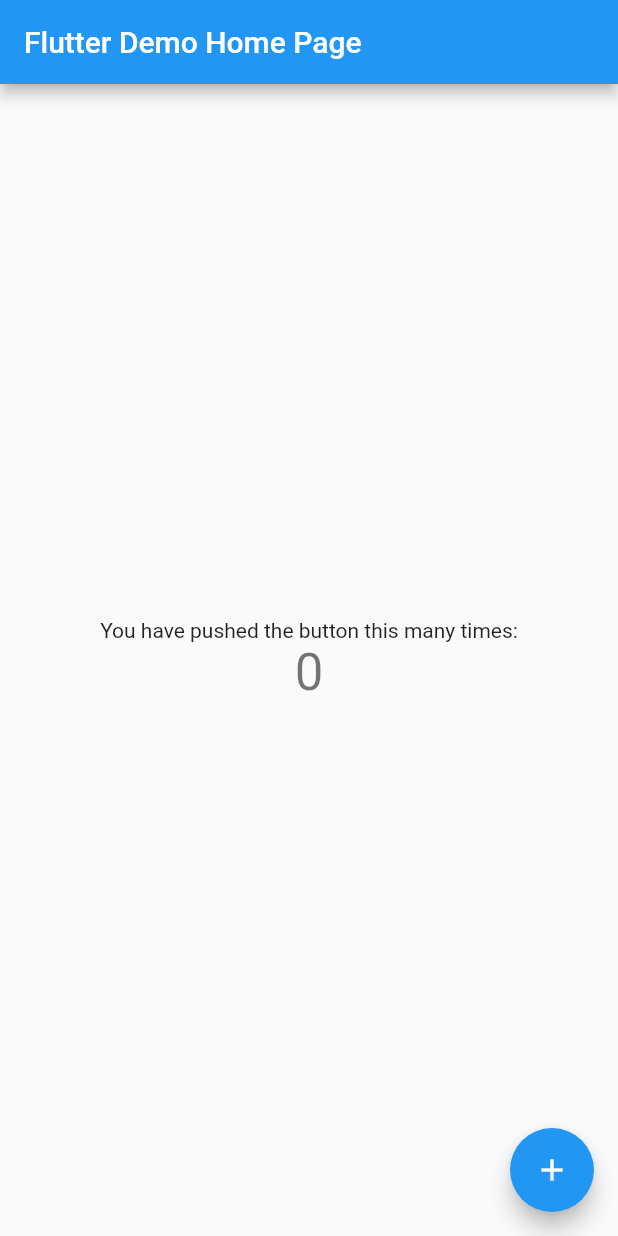
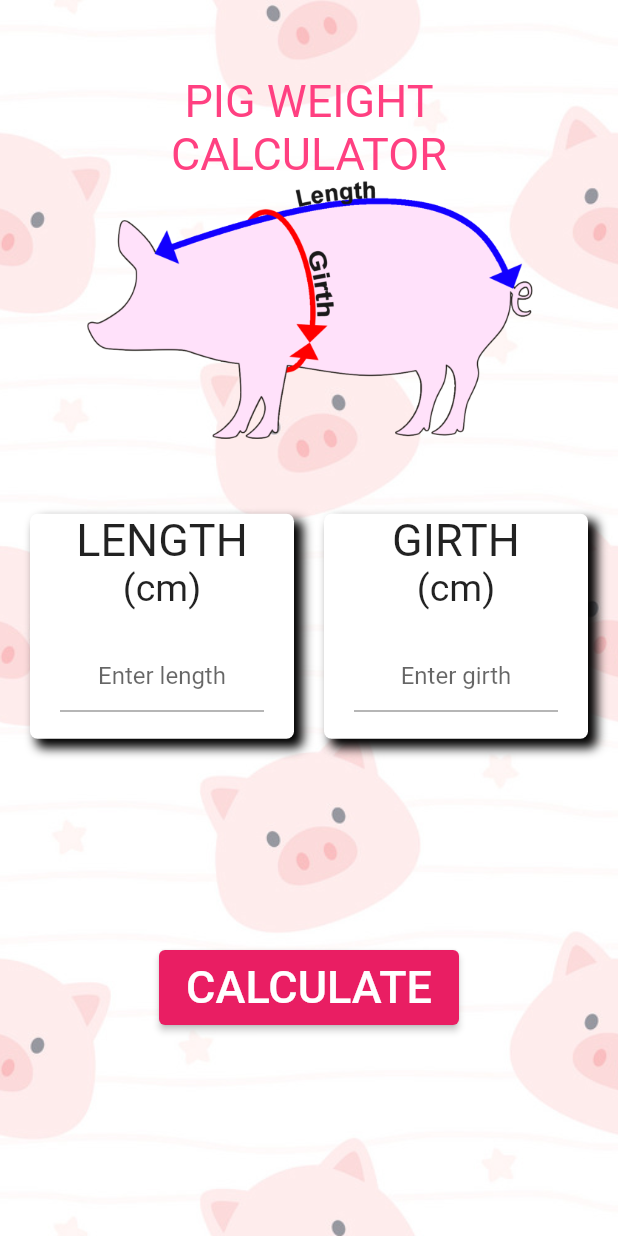
Before and after one commit to Navaphat/midterm_620710663, a Flutter app: the screen it shows after launch, on a phone screen of 412 x 824 dp. Run offline on Flutter 3.47's test engine with Material 2 defaults, Android fonts, the phone set to English and light mode, and no system bars.

Commit message:
Initial Commit

```diff
--- /dev/null
+++ b/lib/PigCalculator.dart
@@ -0,0 +1,28 @@
+class PigCalculator {
+  var _length;
+  var _girth;
+  PigCalculator(var length, var girth) {
+    this._length = length*0.01;
+    this._girth = girth*0.01;
+  }
+
+  double cal() {
+    return _girth*_girth*_length*69.3;
+  }
+
+  double calPlus() {
+    return ((cal()*3)/100) + cal();
+  }
+
+  double calMinus() {
+    return cal() - ((cal()*3)/100);
+  }
+
+  double plusPrice() {
+    return calPlus()*112.50;
+  }
+
+  double minusPrice() {
+    return calMinus()*112.50;
+  }
+}
--- a/lib/main.dart
+++ b/lib/main.dart
@@ -1,5 +1,6 @@
 import 'package:flutter/material.dart';
-
+import 'package:flutter/cupertino.dart';
+import 'PigCalculator.dart';
 void main() {
   runApp(const MyApp());
 }
@@ -11,105 +12,196 @@
   @override
   Widget build(BuildContext context) {
     return MaterialApp(
-      title: 'Flutter Demo',
+      title: 'Pig Weight Calculator',
       theme: ThemeData(
-        // This is the theme of your application.
-        //
-        // Try running your application with "flutter run". You'll see the
-        // application has a blue toolbar. Then, without quitting the app, try
-        // changing the primarySwatch below to Colors.green and then invoke
-        // "hot reload" (press "r" in the console where you ran "flutter run",
-        // or simply save your changes to "hot reload" in a Flutter IDE).
-        // Notice that the counter didn't reset back to zero; the application
-        // is not restarted.
-        primarySwatch: Colors.blue,
+        primarySwatch: Colors.pink,
       ),
-      home: const MyHomePage(title: 'Flutter Demo Home Page'),
+      home: HomePage(),
     );
   }
 }
 
-class MyHomePage extends StatefulWidget {
-  const MyHomePage({Key? key, required this.title}) : super(key: key);
+class HomePage extends StatelessWidget{
+  HomePage({Key? key}) : super(key: key);
 
-  // This widget is the home page of your application. It is stateful, meaning
-  // that it has a State object (defined below) that contains fields that affect
-  // how it looks.
+  final TextEditingController _controller1 = TextEditingController();
+  final TextEditingController _controller2 = TextEditingController();
 
-  // This class is the configuration for the state. It holds the values (in this
-  // case the title) provided by the parent (in this case the App widget) and
-  // used by the build method of the State. Fields in a Widget subclass are
-  // always marked "final".
+  Widget build(BuildContext context) {
+    return Scaffold(
+      body: Container(
+        constraints: BoxConstraints.expand(),
+        decoration: BoxDecoration(
+          image: DecorationImage(
+            image: AssetImage('assets/images/bg.jpg'),
+            fit: BoxFit.cover,
+          ),
+        ),
+        child: Container(
+          child: Center(
+              child: Column(
+                children: [
+                  Padding(
+                    padding: const EdgeInsets.only(top: 50.0, bottom: 50),
+                    child: Column(
+                      mainAxisAlignment: MainAxisAlignment.start,
+                      children: [
+                        Text('PIG WEIGHT', style: TextStyle(fontSize: 30.0, color: Colors.pinkAccent),),
+                        Text('CALCULATOR', style: TextStyle(fontSize: 30.0, color: Colors.pinkAccent),),
+                        Image.asset('assets/images/pig.png', width: 300,),
+                      ],
+                    ),
+                  ),
+                  Row(
+                    mainAxisAlignment: MainAxisAlignment.center,
+                    children: [
+                      SizedBox(width:20.0),
+                      Expanded(
+                        child: SizedBox(
+                          child: Container(
+                            decoration: BoxDecoration(
+                              color: Colors.white,
+                              borderRadius: BorderRadius.circular(5.0),
+                              boxShadow: [
+                                BoxShadow(
+                                color: Colors.black,
+                                offset: const Offset(5.0, 5.0),
+                                blurRadius: 5.0,
+                                spreadRadius: 0.5,
+                                ),
+                              ],
+                            ),
+                            child: Column(
+                              children: [
+                                Text('LENGTH', style: TextStyle(fontSize: 30.0),),
+                                Text('(cm)', style: TextStyle(fontSize: 25.0),),
+                                SizedBox(height: 20,),
+                                Padding(
+                                  padding: const EdgeInsets.only(left: 20.0, right: 20.0),
+                                  child: TextField(
+                                    textAlign: TextAlign.center,
+                                    style: TextStyle(),
+                                    controller: _controller1,
+                                    decoration: InputDecoration(
+                                      hintText: 'Enter length',
+                                    ),
+                                  ),
+                                ),
+                              ],
+                            ),
+                          ),
+                          width: 250,
+                          height: 150,
+                        ),
+                      ),
+                      SizedBox(width: 20,),
+                      Expanded(
+                        child: SizedBox(
+                          child: Container(
+                            child: Column(
+                              children: [
+                                Text('GIRTH', style: TextStyle(fontSize: 30.0),),
+                                Text('(cm)', style: TextStyle(fontSize: 25.0),),
+                                SizedBox(height: 20,),
+                                Padding(
+                                  padding: const EdgeInsets.only(left: 20.0, right: 20.0),
+                                  child: TextField(
+                                    textAlign: TextAlign.center,
+                                    controller: _controller2,
+                                    decoration: InputDecoration(
+                                      hintText: 'Enter girth',
+                                    ),
+                                  ),
+                                ),
+                              ],
+                            ),
+                            decoration: BoxDecoration(
+                              color: Colors.white,
+                              borderRadius: BorderRadius.circular(5.0),
+                              boxShadow: [
+                                BoxShadow(
+                                color: Colors.black,
+                                offset: const Offset(5.0, 5.0),
+                                blurRadius: 5.0,
+                                spreadRadius: 0.5,
+                              ),
+                            ],
+                            ),
+                          ),
+                          width: 250,
+                          height: 150,
+                        ),
+                      ),
+                      SizedBox(width: 20.0,)
+                    ],
+                  ),
+                  Expanded(
+                    child: Row(
+                      mainAxisAlignment: MainAxisAlignment.center,
+                      children: [
+                        SizedBox(
+                          width: 200,
+                          height: 50,
+                          child: ElevatedButton(
+                              onPressed: () {
+                                var input1 = _controller1.text;
+                                var input2 = _controller2.text;
 
-  final String title;
+                                var length = double.tryParse(input1);
+                                var girth = double.tryParse(input2);
 
-  @override
-  State<MyHomePage> createState() => _MyHomePageState();
-}
+                                if (length == null || girth == null) {
+                                  showDialog(
+                                      context: context,
+                                      barrierDismissible: false,
+                                      builder: (BuildContext context,) {
+                                        return AlertDialog(
+                                          title: Text('ERROR'),
+                                          content: Text('Invalid input'),
 
-class _MyHomePageState extends State<MyHomePage> {
-  int _counter = 0;
+                                          actions: [
+                                            ElevatedButton(onPressed: () {
+                                              Navigator.of(context).pop();
+                                            }, child: Text('OK'))
+                                          ],
+                                        );
+                                      });
+                                } else {
+                                  PigCalculator pigCal = PigCalculator(length, girth);
+                                  showDialog(
+                                      context: context,
+                                      barrierDismissible: false,
+                                      builder: (BuildContext context,) {
+                                        return AlertDialog(
+                                          title: Row(
+                                            children: [
+                                              Image.asset('assets/images/ic_pig.png', width: 40.0,),
+                                              Text(' Result'),
+                                            ],
+                                          ),
+                                          content: Text('Weigth: ${pigCal.calMinus().round()} - ${pigCal.calPlus().round()} kg\nPrice: ${pigCal.minusPrice().round()} - ${pigCal.plusPrice().round()} baht'),
 
-  void _incrementCounter() {
-    setState(() {
-      // This call to setState tells the Flutter framework that something has
-      // changed in this State, which causes it to rerun the build method below
-      // so that the display can reflect the updated values. If we changed
-      // _counter without calling setState(), then the build method would not be
-      // called again, and so nothing would appear to happen.
-      _counter++;
-    });
-  }
+                                          actions: [
+                                            ElevatedButton(onPressed: () {
+                                              Navigator.of(context).pop();
+                                            }, child: Text('OK'))
+                                          ],
+                                        );
+                                      });
+                                }
+                              },
+                              child: Text('CALCULATE', style: TextStyle(fontSize: 30.0),)
+                          ),
+                        ),
+                      ],
+                    ),
+                  ),
+                ],
+              ),
+          ),
 
-  @override
-  Widget build(BuildContext context) {
-    // This method is rerun every time setState is called, for instance as done
-    // by the _incrementCounter method above.
-    //
-    // The Flutter framework has been optimized to make rerunning build methods
-    // fast, so that you can just rebuild anything that needs updating rather
-    // than having to individually change instances of widgets.
-    return Scaffold(
-      appBar: AppBar(
-        // Here we take the value from the MyHomePage object that was created by
-        // the App.build method, and use it to set our appbar title.
-        title: Text(widget.title),
-      ),
-      body: Center(
-        // Center is a layout widget. It takes a single child and positions it
-        // in the middle of the parent.
-        child: Column(
-          // Column is also a layout widget. It takes a list of children and
-          // arranges them vertically. By default, it sizes itself to fit its
-          // children horizontally, and tries to be as tall as its parent.
-          //
-          // Invoke "debug painting" (press "p" in the console, choose the
-          // "Toggle Debug Paint" action from the Flutter Inspector in Android
-          // Studio, or the "Toggle Debug Paint" command in Visual Studio Code)
-          // to see the wireframe for each widget.
-          //
-          // Column has various properties to control how it sizes itself and
-          // how it positions its children. Here we use mainAxisAlignment to
-          // center the children vertically; the main axis here is the vertical
-          // axis because Columns are vertical (the cross axis would be
-          // horizontal).
-          mainAxisAlignment: MainAxisAlignment.center,
-          children: <Widget>[
-            const Text(
-              'You have pushed the button this many times:',
-            ),
-            Text(
-              '$_counter',
-              style: Theme.of(context).textTheme.headline4,
-            ),
-          ],
         ),
       ),
-      floatingActionButton: FloatingActionButton(
-        onPressed: _incrementCounter,
-        tooltip: 'Increment',
-        child: const Icon(Icons.add),
-      ), // This trailing comma makes auto-formatting nicer for build methods.
     );
   }
 }
--- a/pubspec.yaml
+++ b/pubspec.yaml
@@ -44,7 +44,7 @@
   # activated in the `analysis_options.yaml` file located at the root of your
   # package. See that file for information about deactivating specific lint
   # rules and activating additional ones.
-  flutter_lints: ^1.0.0
+  #flutter_lints: ^1.0.0
 
 # For information on the generic Dart part of this file, see the
 # following page: https://dart.dev/tools/pub/pubspec
@@ -58,8 +58,8 @@
   uses-material-design: true
 
   # To add assets to your application, add an assets section, like this:
-  # assets:
-  #   - images/a_dot_burr.jpeg
+  assets:
+     - assets/images/
   #   - images/a_dot_ham.jpeg
 
   # An image asset can refer to one or more resolution-specific "variants", see
```
Also changed, not shown: assets/images/bg.jpg (added), assets/images/ic_pig.png (added), assets/images/pig.png (added), pubspec.lock.
